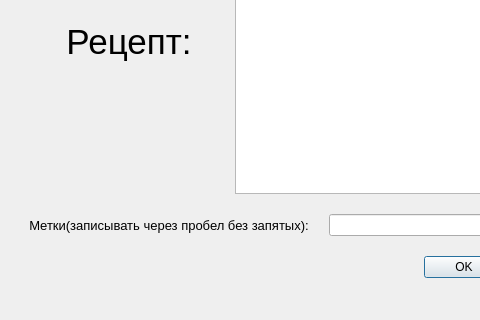
Proksima1/RecipeBook, file new_recept.ui: the form before one commit; both pictures show x 0 to 480 and y 175 to 495 of the 615 by 495 pixel window.
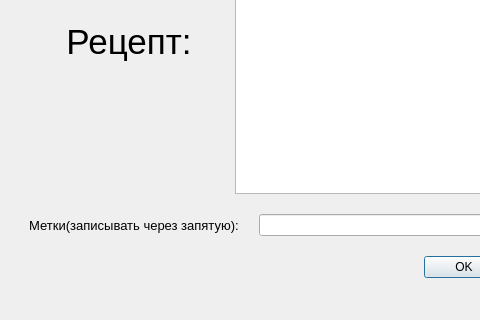
The form after the commit. Icons and pictures are not drawn.

```diff
--- a/new_recept.ui
+++ b/new_recept.ui
@@ -123,7 +123,7 @@
          </font>
         </property>
         <property name="text">
-         <string>Метки(записывать через пробел без запятых):</string>
+         <string>Метки(записывать через запятую):</string>
         </property>
         <property name="alignment">
          <set>Qt::AlignCenter</set>
```
Left out of the diff: 6 changed lines with no effect on the pictures.
